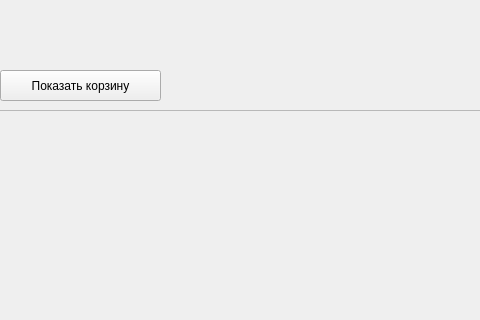
Yagiar/OrderManagementSystem, file mainwindow.ui: the form before one commit; both pictures show x 370 to 850 and y 0 to 320 of the 1175 by 598 pixel window.
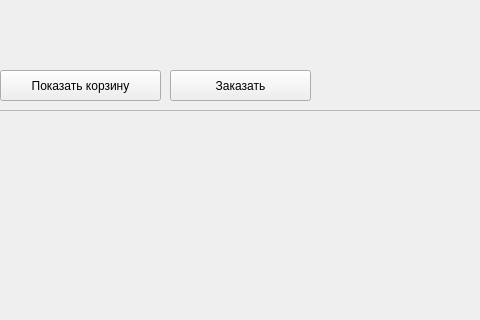
The form after the commit.

Commit message: add CreateOrder form into project

Patch:
```diff
--- a/mainwindow.ui
+++ b/mainwindow.ui
@@ -88,6 +88,19 @@
     <string>Показать корзину</string>
    </property>
   </widget>
+  <widget class="QPushButton" name="butCreateOrder">
+   <property name="geometry">
+    <rect>
+     <x>540</x>
+     <y>70</y>
+     <width>141</width>
+     <height>31</height>
+    </rect>
+   </property>
+   <property name="text">
+    <string>Заказать</string>
+   </property>
+  </widget>
  </widget>
  <resources/>
  <connections/>
```
The commit also changes 22 other files.
